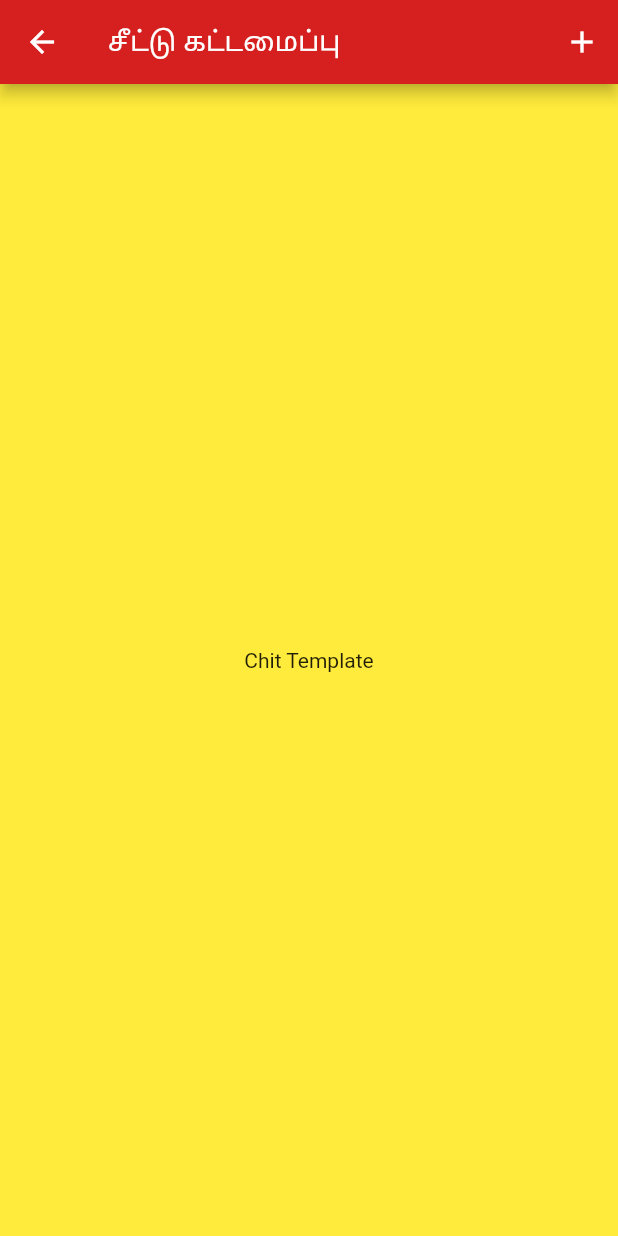
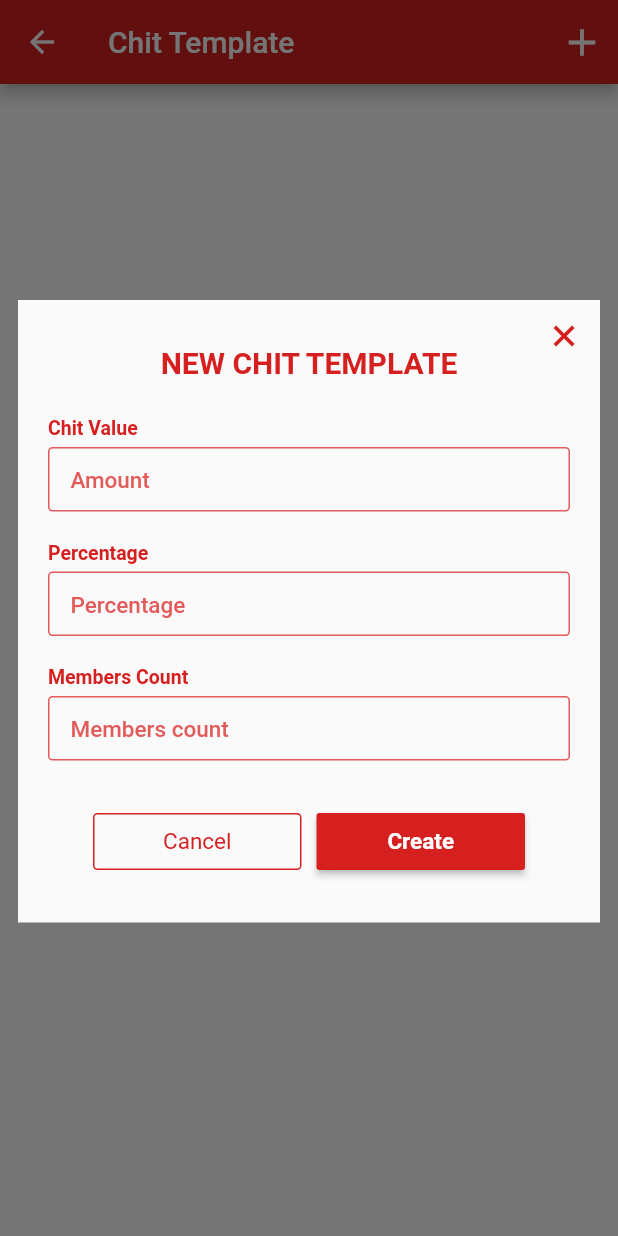
Before and after one commit to VJMatheW/vdo_chit_app, a Flutter app: the ChitTemplateView screen opened by its route, after a tap on the "add" icon, on a phone screen of 412 x 824 dp. Run offline on Flutter 3.47's test engine with Material 2 defaults, Android fonts, the phone set to English and light mode, and no system bars; our stand-ins replace contacts_service, equatable, get_it, permission_handler, shared_preferences; accounts and stored records are empty; network calls fail.

Commit message:
Add chit template page UI done

```diff
--- a/lib/core/shared/ui/color_scheme/theme.dart
+++ b/lib/core/shared/ui/color_scheme/theme.dart
@@ -5,6 +5,9 @@ abstract class CustomColorScheme{
    Color primary;
    Color secondary;
    Color background;
+
+   Color white;
+   Color black;
    // Color textPrimary();
    // Color textSecondary();
 }
@@ -12,11 +15,17 @@ abstract class CustomColorScheme{
 class RegularTheme implements CustomColorScheme{
    Color primary = Color(0xFFD62020);
    Color secondary = Color(0xFFE35A5A);
-   Color background = Colors.yellow;
+   Color background = Colors.white;
+
+   Color white = Color(0xFFFFFFFF);
+   Color black = Color(0xFF000000);
 }
 
 class DarkTheme implements CustomColorScheme{
    Color primary = Color(0xFF112233);
    Color secondary = Color(0xFFE35A5A);
    Color background = Colors.grey[600];
+
+   Color white = Color(0xFFFFFFFF);
+   Color black = Color(0xFF000000);
 }
--- a/lib/core/shared/ui/language/language.dart
+++ b/lib/core/shared/ui/language/language.dart
@@ -6,6 +6,8 @@ abstract class AppLanguage{
    String labelMembers;
    String labelPayableAmount;
    String labelChitDate;
+   String labelChitPercentage;
+   String labelChitMembersCount;
 
    // appbar headings
    String appBarChitTemplate;
@@ -13,8 +15,18 @@ abstract class AppLanguage{
    // headings
    String headingOngoingChits;
 
+   // modal popup headings
+   String modalHeadingAddChitTemplate;
+
    // input place holder
    String hintDashboardSearchMember;
+   String hintChitAmount;
+   String hintChitPercentage;
+   String hintChitMembersCount;
+
+   // button text
+   String buttonCreate;
+   String buttonCancel;
 }
 
 class English implements AppLanguage{
@@ -26,6 +38,8 @@ class English implements AppLanguage{
    String labelMembers = 'Members';
    String labelPayableAmount = 'Payable Amount';
    String labelChitDate = 'Chit Date';
+   String labelChitPercentage = 'Percentage';
+   String labelChitMembersCount = 'Members Count';
 
    // appbar headings
    String appBarChitTemplate = 'Chit Template';
@@ -33,8 +47,18 @@ class English implements AppLanguage{
    // headings
    String headingOngoingChits = 'Ongoing Chits';
 
+   // modal popup headings
+   String modalHeadingAddChitTemplate = 'New Chit Template';
+
    // input place holder
    String hintDashboardSearchMember = 'Search member';
+   String hintChitAmount = 'Amount';
+   String hintChitPercentage = 'Percentage';
+   String hintChitMembersCount = 'Members count';
+
+   // button text
+   String buttonCreate = 'Create';
+   String buttonCancel = 'Cancel';
 }
 
 class Tamil implements AppLanguage{
@@ -45,6 +69,8 @@ class Tamil implements AppLanguage{
    String labelMembers = 'உறுப்பினர்கள்';
    String labelPayableAmount = 'செலுத்த வே. தொகை';
    String labelChitDate = 'சீட்டு தேதி';
+   String labelChitPercentage = 'பீட் சதவிதம்';
+   String labelChitMembersCount = 'உறுப்பினர்கள் எண்ணிக்கை';
 
    // appbar headings
    String appBarChitTemplate = 'சீட்டு கட்டமைப்பு';
@@ -52,6 +78,16 @@ class Tamil implements AppLanguage{
    // headings
    String headingOngoingChits = 'தற்போதைய சீட்டு';
 
+   // modal popup headings
+   String modalHeadingAddChitTemplate = 'புதிய சீட்டு கட்டமைப்பு';
+
    // input place holder
    String hintDashboardSearchMember = 'உறுப்பினர் தேடல்';
+   String hintChitAmount = 'மதிப்பு';
+   String hintChitPercentage = 'சதவிதம்';
+   String hintChitMembersCount = 'எண்ணிக்கை';
+
+   // button text
+   String buttonCreate = 'உருவாக்கு';
+   String buttonCancel = 'ரத்துசெய்';
 }
--- a/lib/core/shared/ui/ui_widgets.dart
+++ b/lib/core/shared/ui/ui_widgets.dart
@@ -23,6 +23,17 @@ class UIWidgets {
       );
    }
 
+   static Widget modalHeading(String text, BaseModel model){
+      return Text(
+         text.toUpperCase(),
+         style: TextStyle(
+            fontSize: 20.0,
+            fontWeight: FontWeight.w700,
+            color: model.theme.primary,
+         ),
+      );
+   }
+
    static Widget textInput({
       @required BuildContext context,
       bool autoFocus,
@@ -31,7 +42,7 @@ class UIWidgets {
       TextInputType inputType,
       String suffixText,
       String initialValue,
-      BaseModel model,
+      @required BaseModel model,
       IconData prefixIcon,
    }) {
       return TextFormField(
@@ -43,7 +54,47 @@ class UIWidgets {
          cursorColor: model.theme.secondary,
 
          decoration: InputDecoration(
-            contentPadding: EdgeInsets.all(2),
+            contentPadding: EdgeInsets.only(left: 15),
+            hintStyle: TextStyle(
+               color: model.theme.secondary,
+               fontSize: 15.0,
+               fontWeight: FontWeight.w500,
+            ),
+            focusedBorder: OutlineInputBorder(
+               borderSide: BorderSide(color: model.theme.secondary)
+            ),
+            enabledBorder: OutlineInputBorder(
+               borderSide: BorderSide(color: model.theme.secondary),
+               borderRadius: BorderRadius.all(Radius.circular(3.0)),
+            ),
+            hintText: hintText ??= "",
+            suffixText: suffixText ??= "",
+         ),
+         maxLines: 1,
+      );
+   }
+
+   static Widget textInputWithPrefixIcon({
+      @required BuildContext context,
+      bool autoFocus,
+      TextEditingController controller,
+      String hintText,
+      TextInputType inputType,
+      String suffixText,
+      String initialValue,
+      @required BaseModel model,
+      IconData prefixIcon,
+   }) {
+      return TextFormField(
+         autofocus: autoFocus ??= false,
+         controller: controller,
+         style: TextStyle( fontSize: 17, color: model.theme.secondary ),
+         keyboardType: inputType ??= TextInputType.text,
+         cursorWidth: 1.5,
+         cursorColor: model.theme.secondary,
+
+         decoration: InputDecoration(
+            contentPadding: EdgeInsets.all(5.0),
             hintStyle: TextStyle(
                color: model.theme.secondary,
                fontSize: 15.0
@@ -71,67 +122,61 @@ class UIWidgets {
    }
 
    static Widget textInputLabel(
-         {@required BuildContext context, @required String label}) {
+         {@required BuildContext context, @required String label, @required BaseModel model}) {
       return Padding(
-         padding: EdgeInsets.fromLTRB(
-         screenAwareSize(0, context),
-         screenAwareSize(10, context),
-         screenAwareSize(7, context),
-         screenAwareSize(3, context),
-         ),
+         padding: EdgeInsets.fromLTRB(0,0,0,5.0),
          child: Text(
-         label ??= "",
-         textAlign: TextAlign.left,
-         style: Theme.of(context).textTheme.headline2.copyWith(
-               fontSize: screenAwareSize(13, context),
-               fontWeight: FontWeight.bold),
-         ),
+            label ??= "",
+            textAlign: TextAlign.left,
+            style: TextStyle(
+               fontSize: 13,
+               fontWeight: FontWeight.w700,
+               color: model.theme.primary
+            )
+         )
       );
    }
 
    static Widget buttonSuccess(
-         {BuildContext context, String label, Function onPressed}) {
-      return Padding(
-         padding: EdgeInsets.symmetric(
-         vertical: screenAwareSize(10, context),
-         ),
-         child: MaterialButton(
-         padding: EdgeInsets.all(screenAwareSize(buttonPadding, context)),
-         textColor: Colors.white,
+         {BuildContext context, String label, Function onPressed, @required BaseModel model}) {
+      return MaterialButton(
+         padding: EdgeInsets.symmetric(vertical: 10.0, horizontal: 20.0),
+         textColor: model.theme.white,
          child: Text(
             label ??= "",
             style: TextStyle(
-               fontSize: screenAwareSize(buttonFontSize, context),
+               fontSize: 15.0,
+               fontWeight: FontWeight.w600,
             ),
          ),
-         color: Theme.of(context).accentColor,
+         color: model.theme.primary,
          disabledColor: Theme.of(context).buttonColor,
          disabledTextColor: Colors.black26,
          onPressed: onPressed,
-         ),
       );
    }
 
    static Widget buttonBasic(
-         {BuildContext context, String label, Function onPressed}) {
-      return Padding(
-         padding: EdgeInsets.symmetric(
-         vertical: screenAwareSize(10, context),
+         {BuildContext context, String label, Function onPressed, @required BaseModel model}) {
+      return MaterialButton(
+         padding: EdgeInsets.symmetric(horizontal: 20, vertical: 10.0),
+         textColor: model.theme.primary,
+         shape: RoundedRectangleBorder(
+            borderRadius: BorderRadius.all(Radius.circular(3.0)),
+            side: BorderSide(color: model.theme.primary),
          ),
-         child: MaterialButton(
-         padding: EdgeInsets.all(screenAwareSize(buttonPadding, context)),
-         textColor: Colors.black45,
          child: Text(
             label ??= "",
             style: TextStyle(
-               fontSize: screenAwareSize(buttonFontSize, context),
+               fontSize: 15.0,
+               fontWeight: FontWeight.w400,
             ),
          ),
-         color: Theme.of(context).buttonColor,
+         // color: Theme.of(context).buttonColor,
          disabledColor: Theme.of(context).buttonColor,
          disabledTextColor: Colors.black26,
          onPressed: onPressed,
-         ),
+
       );
    }
 }
--- a/lib/core/shared/ui/widgets/custom_card.dart
+++ b/lib/core/shared/ui/widgets/custom_card.dart
@@ -17,8 +17,8 @@ class CustomCard extends StatelessWidget {
          borderRadius: BorderRadius.all(Radius.circular(3.0)),
          boxShadow: [
             BoxShadow(
-               blurRadius: 6.0,
-               color: Colors.black45,
+               blurRadius: 4.0,
+               color: Colors.black26,
                offset: Offset(1, 2),
                spreadRadius: 0.0
             )
--- /dev/null
+++ b/lib/core/shared/ui/widgets/hero_page_route.dart
@@ -0,0 +1,34 @@
+import 'package:flutter/material.dart';
+
+class HeroPageRoute<T> extends PageRoute<T>{
+
+   final WidgetBuilder _builder;
+
+   HeroPageRoute({ @required builder, RouteSettings settings, bool fullScreenDialogParam = false })
+      : _builder = builder,
+      super(settings: settings, fullscreenDialog: fullScreenDialogParam);
+
+   @override
+   Color get barrierColor => Colors.black54;
+
+   @override
+   bool get opaque => false;
+
+   @override
+   bool get barrierDismissible => false;
+
+   @override
+   String get barrierLabel => "Hero Page Route Dialog";
+
+   @override
+   bool get maintainState => true;
+
+   @override
+   Duration get transitionDuration => Duration(milliseconds: 300);
+
+   @override
+   Widget buildPage(BuildContext context, Animation<double> animation, Animation<double> secondaryAnimation) {
+      return _builder(context);
+   }
+
+}
--- a/lib/router.dart
+++ b/lib/router.dart
@@ -1,5 +1,7 @@
 import 'package:flutter/cupertino.dart';
 import 'package:flutter/material.dart';
+import 'package:vdo_chit_app/core/shared/ui/widgets/hero_page_route.dart';
+import 'package:vdo_chit_app/ui/add_chit_template_view.dart/add_chit_template_view.dart';
 
 import 'ui/chit_template_view.dart/chit_template_view.dart';
 import 'ui/dashboard_view/dashboard_view.dart';
@@ -11,6 +13,8 @@ class CustomRouter {
          return MaterialPageRoute(builder: (_) => DashboardView());
       case "/chittemplate":
          return MaterialPageRoute(builder: (_) => ChitTemplateView());
+      case "/addchittemplate":
+         return HeroPageRoute(builder: (_) => AddChitTemplateView());
       default:
         return MaterialPageRoute(
           builder: (_) => Scaffold(
--- /dev/null
+++ b/lib/ui/add_chit_template_view.dart/add_chit_template_view.dart
@@ -0,0 +1,207 @@
+import 'package:flutter/material.dart';
+import 'package:flutter/widgets.dart';
+import 'package:provider/provider.dart';
+import 'package:vdo_chit_app/core/shared/ui/base_widget.dart';
+import 'package:vdo_chit_app/core/shared/ui/ui_widgets.dart';
+import 'package:vdo_chit_app/locator.dart';
+import 'package:vdo_chit_app/ui/add_chit_template_view.dart/add_chit_template_view_model.dart';
+import 'package:vdo_chit_app/ui/preference_model.dart';
+
+import '../base_model_widget.dart';
+
+class AddChitTemplateView extends StatelessWidget {
+  const AddChitTemplateView({ Key key }) : super(key: key);
+
+   @override
+   Widget build(BuildContext context) {
+      return BaseWidget(
+         viewModel: locator<AddChitTemplateViewModel>(),
+         onModelReady: (model)=> model.init(),
+         builder: (context){
+            return Container(
+               margin: EdgeInsets.only(top: 200),
+               child: SingleChildScrollView( // for bottom constraint
+                  child: Padding(
+                     padding: EdgeInsets.symmetric(horizontal: 12),
+                     child: Material(
+                        child: Container(  // to fill in width 100%
+                           width: double.infinity,
+                           child: Stack(
+                              children: [
+                                 Padding(
+                                    padding: const EdgeInsets.symmetric(horizontal: 20.0),
+                                    child: Column(
+                                       children: [
+                                          SizedBox(height: 30,),
+                                          AddChitTemplateHeading(),
+                                          SizedBox(height: 25,),
+                                          ChitAmountInputField(),
+                                          SizedBox(height: 20,),
+                                          ChitPercentageInputField(),
+                                          SizedBox(height: 20,),
+                                          ChitMembersCountInputField(),
+                                          SizedBox(height: 30,),
+                                          ActionButtons(),
+                                          SizedBox(height: 30,),
+                                       ],
+                                    ),
+                                 ),
+
+                                 // Close button
+                                 Positioned(
+                                    right: 0,
+                                    child: Transform(
+                                       alignment: Alignment.center,
+                                       transform: Matrix4.rotationZ(0.785398),
+                                      child: IconButton(
+                                         icon: Icon(
+                                            Icons.add,
+                                            color: Provider.of<PreferenceModel>(context).theme.primary,
+                                            size: 30,
+                                            ),
+                                         onPressed: (){
+                                            Navigator.of(context).pop();
+                                         },
+                                      ),
+                                    ),
+                                 ),
+                              ]
+                           ),
+                        ),
+                     ),
+                  ),
+               ),
+            );
+         }
+      );
+   }
+}
+
+class AddChitTemplateHeading extends BaseModelWidget<AddChitTemplateViewModel>{
+   @override
+   Widget build(BuildContext context, AddChitTemplateViewModel model) {
+      return UIWidgets.modalHeading(model.language.modalHeadingAddChitTemplate, model);
+   }
+}
+
+class ChitAmountInputField extends BaseModelWidget<AddChitTemplateViewModel>{
+   @override
+   Widget build(BuildContext context, AddChitTemplateViewModel model) {
+      return Column(
+         crossAxisAlignment: CrossAxisAlignment.start,
+         children: [
+            UIWidgets.textInputLabel(context: context, label: model.language.labelChitValue, model: model),
+            Container(
+               height: 43.0,
+               child: UIWidgets.textInput(
+                  context: context,
+                  model: model,
+                  hintText: model.language.hintChitAmount,
+                  inputType: TextInputType.number,
+               ),
+            )
+         ],
+      );
+   }
+}
+
+class ChitPercentageInputField extends BaseModelWidget<AddChitTemplateViewModel>{
+   @override
+   Widget build(BuildContext context, AddChitTemplateViewModel model) {
+      return Column(
+         crossAxisAlignment: CrossAxisAlignment.start,
+         children: [
+            UIWidgets.textInputLabel(context: context, label: model.language.labelChitPercentage, model: model),
+            Container(
+               height: 43.0,
+               child: UIWidgets.textInput(
+                  context: context,
+                  model: model,
+                  hintText: model.language.hintChitPercentage,
+                  inputType: TextInputType.number,
+               ),
+            )
+         ],
+      );
+   }
+}
+
+class ChitMembersCountInputField extends BaseModelWidget<AddChitTemplateViewModel>{
+   @override
+   Widget build(BuildContext context, AddChitTemplateViewModel model) {
+      return Column(
+         crossAxisAlignment: CrossAxisAlignment.start,
+         children: [
+            UIWidgets.textInputLabel(context: context, label: model.language.labelChitMembersCount, model: model),
+            Container(
+               height: 43.0,
+               child: UIWidgets.textInput(
+                  context: context,
+                  model: model,
+                  hintText: model.language.hintChitMembersCount,
+                  inputType: TextInputType.number
+               )
+            )
+         ],
+      );
+   }
+}
+
+class ActionButtons extends BaseModelWidget<AddChitTemplateViewModel>{
+   @override
+   Widget build(BuildContext context, AddChitTemplateViewModel model) {
+      return Row(
+         children: [
+            Expanded(
+               flex: 1,
+               child: Padding(
+                  padding: const EdgeInsets.only(right: 0.0, left: 30.0),
+                  child: UIWidgets.buttonBasic(
+                     model: model,
+                     context: context,
+                     label: model.language.buttonCancel,
+                     onPressed: (){}
+                  ),
+               )
+            ),
+            SizedBox(width: 10,),
+            Expanded(
+               flex: 1,
+               child: Padding(
+                  padding: const EdgeInsets.only(right: 30.0, left: 0.0),
+                  child: UIWidgets.buttonSuccess(
+                     model: model,
+                     context: context,
+                     label: model.language.buttonCreate,
+                     onPressed: (){}
+                  ),
+               )
+            ),
+         ],
+      );
+   }
+}
+
+class ConstrainedView extends StatelessWidget{
+   ConstrainedView({
+      Key key,
+      @required this.child,
+      this.width = 250.0
+   }) : super(key : key);
+
+   final Widget child;
+   final double width;
+
+   @override
+   Widget build(BuildContext context) {
+      return LayoutBuilder(
+         builder: (context, constraints){
+            if(constraints.maxWidth < width || constraints.maxHeight < 300){
+               return const Text('');
+            }
+            return child;
+         }
+      );
+   }
+
+}
--- /dev/null
+++ b/lib/ui/add_chit_template_view.dart/add_chit_template_view_model.dart
@@ -0,0 +1,24 @@
+import 'package:flutter/widgets.dart';
+
+import '../base_model.dart';
+
+class AddChitTemplateViewModel extends BaseModel{
+
+   TextEditingController _chitAmountTextEditingController;
+
+   void init(){
+      _chitAmountTextEditingController = TextEditingController();
+   }
+
+   void dispose(){
+      _chitAmountTextEditingController.dispose();
+   }
+
+   void postChitTemplates() async {
+      try{
+
+      }catch(e){
+         print("Exception $e");
+      }
+   }
+}
--- a/lib/ui/chit_template_view.dart/chit_template_view.dart
+++ b/lib/ui/chit_template_view.dart/chit_template_view.dart
@@ -22,8 +22,8 @@ class ChitTemplateView extends StatelessWidget {
                   backgroundColor: Provider.of<PreferenceModel>(context).theme.primary,
                   actions: <Widget>[
                      IconButton(
-                        icon: Icon(Icons.add),
-                        onPressed: ()=>{ print("open up settings") }
+                        icon: Icon(Icons.add, size: 30,),
+                        onPressed: ()=>{ Navigator.of(context).pushNamed('/addchittemplate') }
                      )
                   ],
                   title: Text(Provider.of<PreferenceModel>(context).language.appBarChitTemplate),
--- a/lib/ui/preference_model.dart
+++ b/lib/ui/preference_model.dart
@@ -9,7 +9,7 @@ class PreferenceModel extends ChangeNotifier {
 
    PreferenceModel(){
       _theme = RegularTheme();
-      _language = Tamil();
+      _language = English();
    }
 
    CustomColorScheme get theme => _theme;
```
Also changed, not shown: lib/core/data_access/chit_dataaccess.dart (+8 -7 lines), lib/core/data_access/chit_template_dataaccess.dart (added, +33 -0 lines), lib/core/data_access/data_access.dart (+16 -0 lines), lib/locator.dart (+4 -3 lines), lib/ui/chit_template_view.dart/chit_template_view_model.dart (+8 -0 lines), lib/ui/dashboard_view/dashboard_view.dart (+8 -15 lines).
